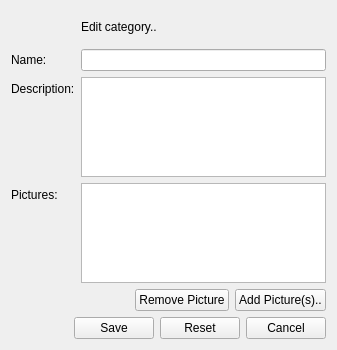
Wolframe/configurator, file client/uiforms/category_edit.ui: the form before one commit.
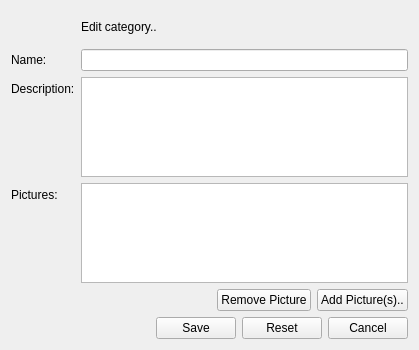
The form after the commit. Icons and pictures are not drawn.

What changed in the file:
```diff
--- a/client/uiforms/category_edit.ui
+++ b/client/uiforms/category_edit.ui
@@ -6,7 +6,7 @@
    <rect>
     <x>0</x>
     <y>0</y>
-    <width>337</width>
+    <width>419</width>
     <height>350</height>
    </rect>
   </property>
```
Left out of the diff: 6 changed lines with no effect on the pictures.
